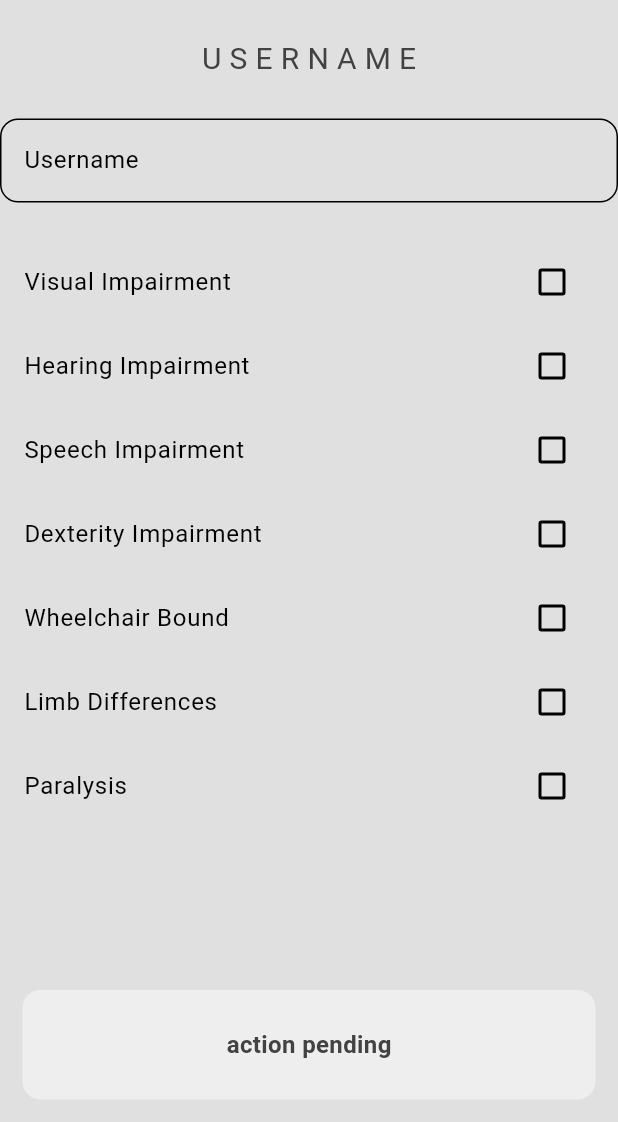
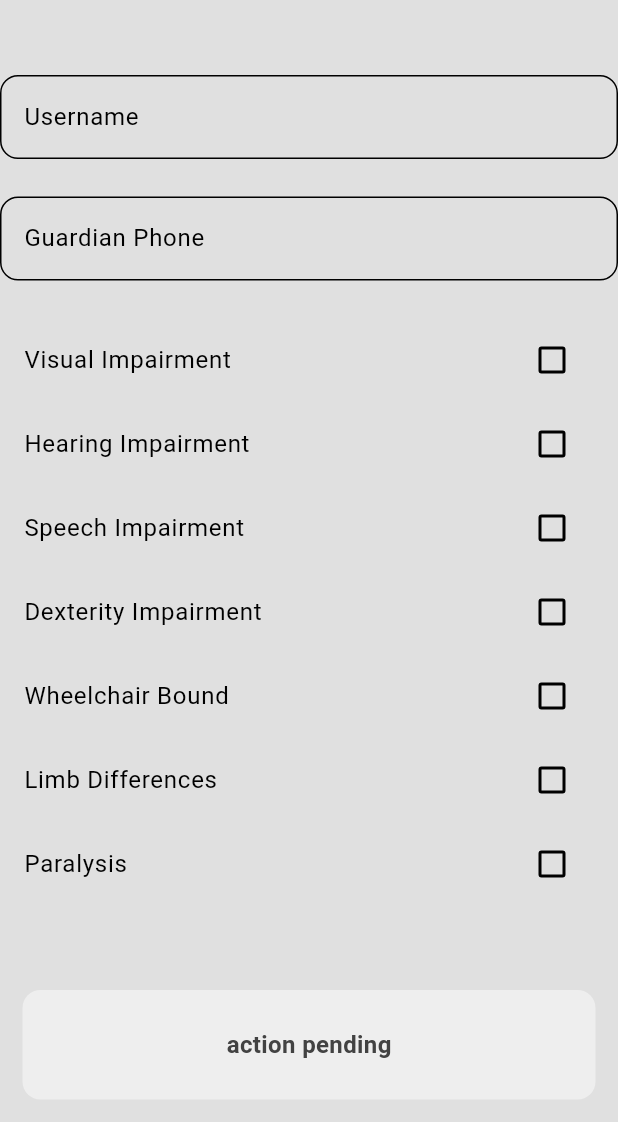
Before and after one commit to Jagjit0306/Myriad, a Flutter app: the OnBoarding screen opened by its route, on a phone screen of 412 x 824 dp, the part 114-1236 px from its top. Run offline on Flutter 3.47's test engine with Material 3 defaults, Android fonts, the phone set to English and light mode, and no system bars; our stand-ins replace audioplayers, camera, cloud_firestore, dash_chat_2, firebase_auth, firebase_core and 7 more; missing offline and left inert: google_maps_webservice; accounts and stored records are empty; generated files the repository leaves out were written again.

Commit message:
guardian phone number added

```diff
--- a/myriad/lib/pages/on_boarding.dart
+++ b/myriad/lib/pages/on_boarding.dart
@@ -13,6 +13,7 @@ class OnBoarding extends StatefulWidget {
 
 class _OnBoardingState extends State<OnBoarding> {
   final TextEditingController usernameController = TextEditingController();
+  final TextEditingController guardianPhoneController = TextEditingController();
 
   List<Map<String, bool>> prefs = [
     {'Visual Impairment': false},
@@ -54,6 +55,7 @@ class _OnBoardingState extends State<OnBoarding> {
           .update({
         "username": usernameController.text,
         "prefs": prefs,
+        "guardianPhone": guardianPhoneController.text,
       });
     }
   }
@@ -79,10 +81,10 @@ class _OnBoardingState extends State<OnBoarding> {
             ),
 
             // app name
-            Text(
-              "U S E R N A M E",
-              style: TextStyle(fontSize: 20),
-            ),
+            // Text(
+            //   "U S E R N A M E",
+            //   style: TextStyle(fontSize: 20),
+            // ),
 
             const SizedBox(
               height: 25,
@@ -98,6 +100,19 @@ class _OnBoardingState extends State<OnBoarding> {
             ),
             if (!isUsernameUnique && usernameController.text.isNotEmpty)
               const Text("THIS USERNAME IS TAKEN/INVALID"),
+
+            const SizedBox(
+              height: 25,
+            ),
+
+            MyTextfield(
+              hintText: 'Guardian Phone',
+              obscureText: false,
+              controller: guardianPhoneController,
+              onChanged: (value) {
+
+              },
+            ),
 
             const SizedBox(
               height: 25,
```
